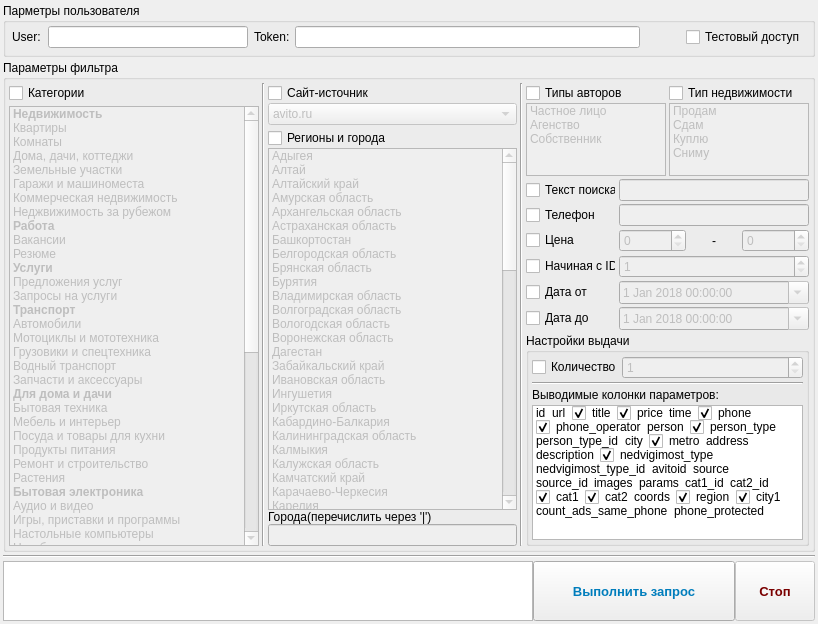
Old version of the form mainwindow.ui in the repository IMelker/GUI-Client-for-ads-api.ru.
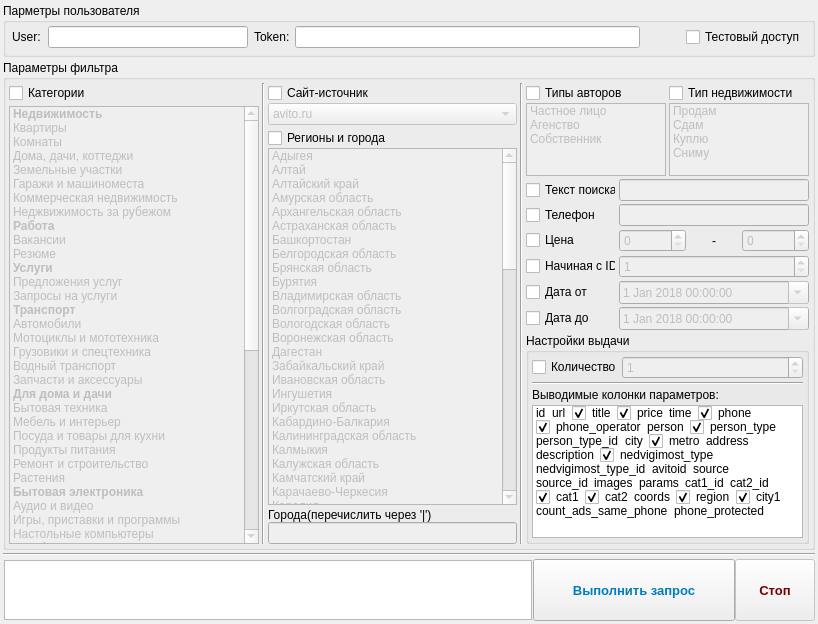
New version of the form.

Commit message: Code review. GUI cosmetic fixes.

```diff
--- a/mainwindow.ui
+++ b/mainwindow.ui
@@ -1848,6 +1848,22 @@
              </item>
             </widget>
            </item>
+           <item>
+            <spacer name="verticalSpacer">
+             <property name="orientation">
+              <enum>Qt::Vertical</enum>
+             </property>
+             <property name="sizeType">
+              <enum>QSizePolicy::Fixed</enum>
+             </property>
+             <property name="sizeHint" stdset="0">
+              <size>
+               <width>1</width>
+               <height>3</height>
+              </size>
+             </property>
+            </spacer>
+           </item>
            <item>
             <widget class="QLabel" name="label_4">
              <property name="text">
@@ -2821,19 +2837,19 @@
       <item>
        <layout class="QVBoxLayout" name="verticalLayout_10">
         <property name="spacing">
-         <number>3</number>
+         <number>0</number>
         </property>
         <property name="leftMargin">
-         <number>0</number>
+         <number>1</number>
         </property>
         <property name="topMargin">
-         <number>0</number>
+         <number>1</number>
         </property>
         <property name="rightMargin">
-         <number>0</number>
+         <number>1</number>
         </property>
         <property name="bottomMargin">
-         <number>0</number>
+         <number>1</number>
         </property>
         <item>
          <widget class="QTextBrowser" name="text_logs">
```
The commit also changes 4 other files.
